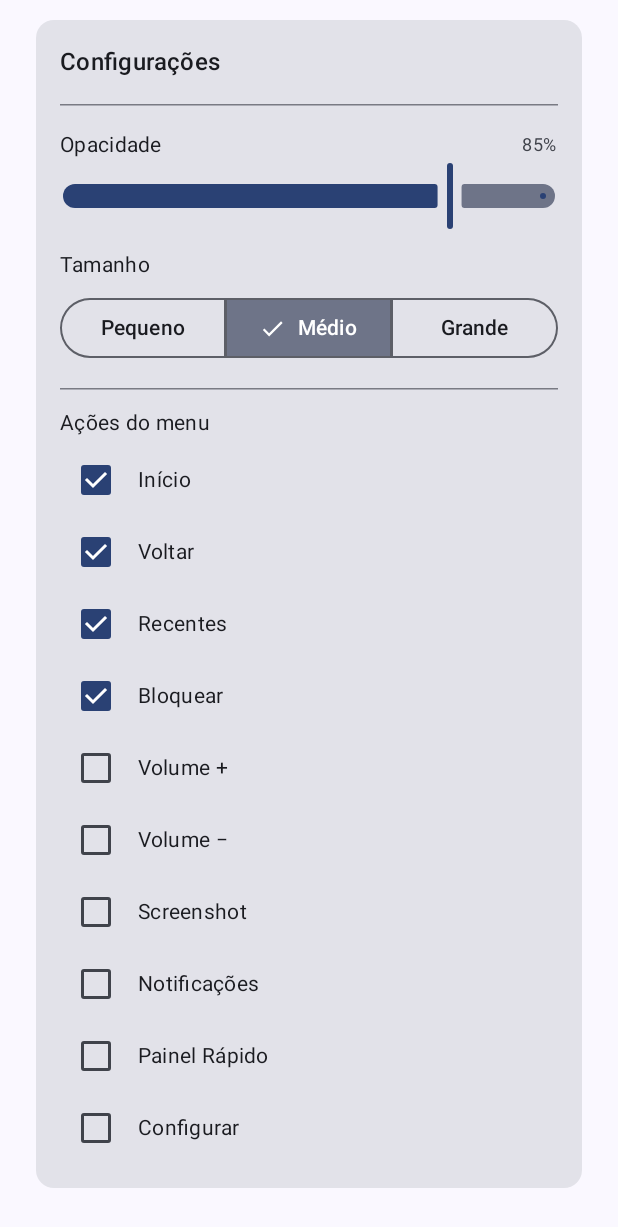
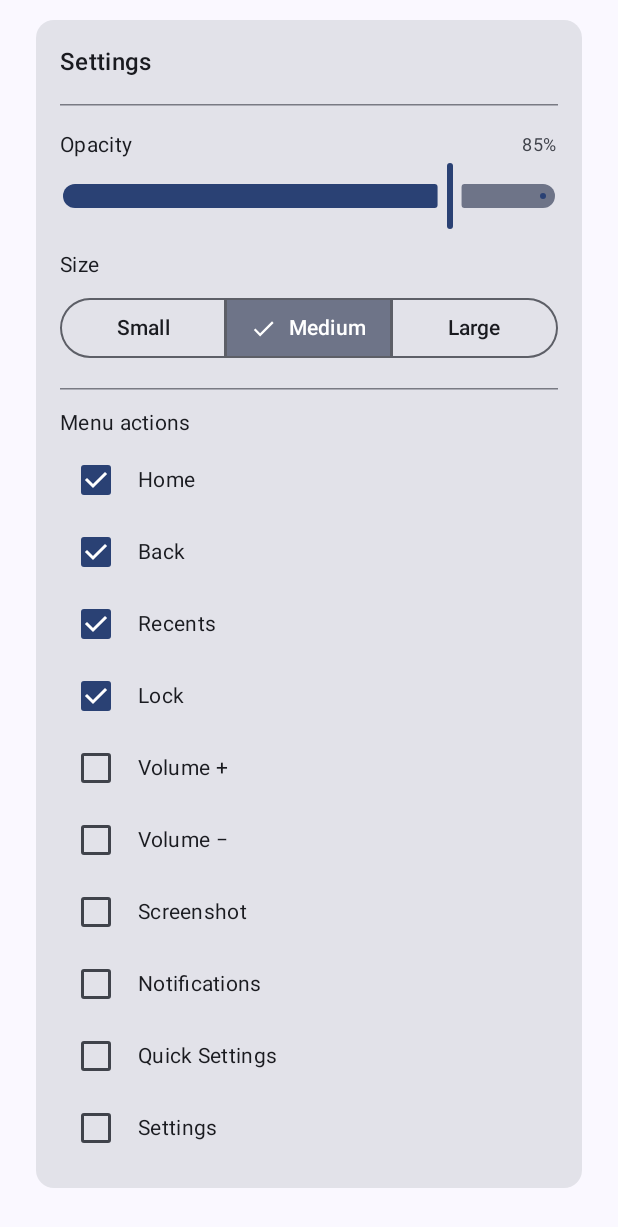
Before and after one commit to joaohouto/assistive, an Android app built with Jetpack Compose: the screen it shows after launch (MainActivity), scrolled down 350 dp, on a phone screen of 412 x 824 dp. Shown: the top 1227 px of the screen. Run offline under Robolectric (Android 15) with nearby library versions, the light colour scheme and no system bars.

Commit message:
feat: definir inglês como idioma padrão e adicionar suporte ao português (v1.4)

```diff
--- a/app/build.gradle.kts
+++ b/app/build.gradle.kts
@@ -44,8 +44,8 @@ android {
         applicationId = "com.joaohouto.assistivemenutool"
         minSdk = 24
         targetSdk = 36
-        versionCode = 4
-        versionName = "1.3"
+        versionCode = 5
+        versionName = "1.4"
 
         testInstrumentationRunner = "androidx.test.runner.AndroidJUnitRunner"
     }
--- a/app/src/main/java/com/joaohouto/assistivemenutool/MainActivity.kt
+++ b/app/src/main/java/com/joaohouto/assistivemenutool/MainActivity.kt
@@ -128,14 +128,9 @@ private fun MainScreen(
     if (showAccessibilityDisclosure) {
         AlertDialog(
             onDismissRequest = { showAccessibilityDisclosure = false },
-            title = { Text("Uso do Serviço de Acessibilidade") },
+            title = { Text(stringResource(R.string.accessibility_disclosure_title)) },
             text = {
-                Text(
-                    "O Assistive Menu Tool requer a API AccessibilityService exclusivamente para permitir que você execute ações globais do sistema (como ir para a tela Inicial, Voltar, abrir Apps Recentes, Bloquear Tela, Capturar Tela e Notificações) através do botão flutuante.\n\n" +
-                    "• O app NÃO monitora a sua tela.\n" +
-                    "• O app NÃO lê ou digita informações.\n" +
-                    "• O app NÃO coleta ou compartilha nenhum dado pessoal ou confidencial do usuário."
-                )
+                Text(stringResource(R.string.accessibility_disclosure_message))
             },
             confirmButton = {
                 TextButton(
@@ -144,12 +139,12 @@ private fun MainScreen(
                         openAccessibilitySettings()
                     }
                 ) {
-                    Text("Concordar e Continuar")
+                    Text(stringResource(R.string.action_agree_and_continue))
                 }
             },
             dismissButton = {
                 TextButton(onClick = { showAccessibilityDisclosure = false }) {
-                    Text("Cancelar")
+                    Text(stringResource(R.string.action_cancel))
                 }
             }
         )
@@ -166,10 +161,10 @@ private fun MainScreen(
         ) {
             Spacer(Modifier.height(32.dp))
 
-            Text("Assistive Menu Tool", style = MaterialTheme.typography.headlineMedium)
+            Text(stringResource(R.string.app_name), style = MaterialTheme.typography.headlineMedium)
             Spacer(Modifier.height(4.dp))
             Text(
-                "Botão flutuante de acessibilidade",
+                stringResource(R.string.app_subtitle),
                 style = MaterialTheme.typography.bodyMedium,
                 color = MaterialTheme.colorScheme.onSurfaceVariant
             )
@@ -178,13 +173,13 @@ private fun MainScreen(
 
             // ── Permissions ──────────────────────────────────────────────
             PermissionRow(
-                label = "Sobreposição de apps",
+                label = stringResource(R.string.permission_overlay),
                 granted = overlayGranted,
                 onRequest = requestOverlayPermission
             )
             Spacer(Modifier.height(8.dp))
             PermissionRow(
-                label = "Serviço de acessibilidade",
+                label = stringResource(R.string.permission_accessibility),
                 granted = accessibilityEnabled,
                 onRequest = { showAccessibilityDisclosure = true }
             )
@@ -201,13 +196,13 @@ private fun MainScreen(
                     horizontalArrangement = Arrangement.SpaceBetween
                 ) {
                     Column {
-                        Text("Assistive Menu Tool", style = MaterialTheme.typography.titleMedium)
+                        Text(stringResource(R.string.app_name), style = MaterialTheme.typography.titleMedium)
                         Spacer(Modifier.size(2.dp))
                         Text(
                             text = when {
-                                !allGranted    -> "Permissões necessárias"
-                                serviceRunning -> "Ativo"
-                                else           -> "Inativo"
+                                !allGranted    -> stringResource(R.string.status_permissions_required)
+                                serviceRunning -> stringResource(R.string.status_active)
+                                else           -> stringResource(R.string.status_inactive)
                             },
                             style = MaterialTheme.typography.bodySmall,
                             color = when {
@@ -245,7 +240,7 @@ private fun SettingsSection(settings: SettingsRepository) {
 
     Card(modifier = Modifier.fillMaxWidth()) {
         Column(modifier = Modifier.padding(16.dp)) {
-            Text("Configurações", style = MaterialTheme.typography.titleMedium)
+            Text(stringResource(R.string.title_settings), style = MaterialTheme.typography.titleMedium)
 
             Spacer(Modifier.height(16.dp))
             HorizontalDivider()
@@ -257,7 +252,7 @@ private fun SettingsSection(settings: SettingsRepository) {
                 horizontalArrangement = Arrangement.SpaceBetween,
                 verticalAlignment = Alignment.CenterVertically
             ) {
-                Text("Opacidade", style = MaterialTheme.typography.bodyMedium)
+                Text(stringResource(R.string.label_opacity), style = MaterialTheme.typography.bodyMedium)
                 Text(
                     "${(opacity * 100).toInt()}%",
                     style = MaterialTheme.typography.bodySmall,
@@ -275,7 +270,7 @@ private fun SettingsSection(settings: SettingsRepository) {
             Spacer(Modifier.height(12.dp))
 
             // Size
-            Text("Tamanho", style = MaterialTheme.typography.bodyMedium)
+            Text(stringResource(R.string.label_size), style = MaterialTheme.typography.bodyMedium)
             Spacer(Modifier.height(8.dp))
             SingleChoiceSegmentedButtonRow(modifier = Modifier.fillMaxWidth()) {
                 SettingsRepository.SIZE_OPTIONS.forEachIndexed { index, dp ->
@@ -290,7 +285,7 @@ private fun SettingsSection(settings: SettingsRepository) {
                         },
                         selected = sizeDp == dp
                     ) {
-                        Text(SettingsRepository.SIZE_LABELS[index])
+                        Text(stringResource(SettingsRepository.SIZE_LABEL_RES[index]))
                     }
                 }
             }
@@ -300,7 +295,7 @@ private fun SettingsSection(settings: SettingsRepository) {
             Spacer(Modifier.height(12.dp))
 
             // Actions
-            Text("Ações do menu", style = MaterialTheme.typography.bodyMedium)
+            Text(stringResource(R.string.label_menu_actions), style = MaterialTheme.typography.bodyMedium)
             Spacer(Modifier.height(4.dp))
 
             MenuAction.entries.forEach { action ->
@@ -326,7 +321,7 @@ private fun SettingsSection(settings: SettingsRepository) {
 
             AnimatedVisibility(visible = actions.isEmpty()) {
                 Text(
-                    "Selecione ao menos uma ação",
+                    stringResource(R.string.error_select_at_least_one_action),
                     style = MaterialTheme.typography.bodySmall,
                     color = MaterialTheme.colorScheme.error,
                     modifier = Modifier.padding(top = 4.dp)
@@ -378,7 +373,7 @@ private fun PermissionRow(label: String, granted: Boolean, onRequest: () -> Unit
                         horizontal = 12.dp, vertical = 0.dp
                     )
                 ) {
-                    Text("Ativar", style = MaterialTheme.typography.labelSmall)
+                    Text(stringResource(R.string.action_activate), style = MaterialTheme.typography.labelSmall)
                 }
             }
         }
--- a/app/src/main/java/com/joaohouto/assistivemenutool/SettingsRepository.kt
+++ b/app/src/main/java/com/joaohouto/assistivemenutool/SettingsRepository.kt
@@ -36,7 +36,11 @@ class SettingsRepository(context: Context) {
         const val DEFAULT_OPACITY  = 0.85f
         const val DEFAULT_SIZE_DP  = 56
         val SIZE_OPTIONS = listOf(48, 56, 68)               // dp values
-        val SIZE_LABELS  = listOf("Pequeno", "Médio", "Grande")
+        val SIZE_LABEL_RES = listOf(
+            R.string.size_small,
+            R.string.size_medium,
+            R.string.size_large
+        )
         val DEFAULT_ACTIONS = listOf(
             MenuAction.HOME, MenuAction.BACK,
             MenuAction.RECENTS, MenuAction.LOCK
--- a/app/src/main/res/values/strings.xml
+++ b/app/src/main/res/values/strings.xml
@@ -1,17 +1,41 @@
 <resources>
     <string name="app_name">Assistive Menu Tool</string>
+    <string name="app_subtitle">Floating accessibility button</string>
     <string name="notification_title">Assistive Menu Tool</string>
-    <string name="notification_text">Toque para acessar ações rápidas</string>
-    <string name="action_stop">Parar</string>
-    <string name="action_home">Início</string>
-    <string name="action_back">Voltar</string>
-    <string name="action_recents">Recentes</string>
-    <string name="action_lock">Bloquear</string>
+    <string name="notification_text">Tap to access quick actions</string>
+    <string name="action_stop">Stop</string>
+
+    <string name="action_home">Home</string>
+    <string name="action_back">Back</string>
+    <string name="action_recents">Recents</string>
+    <string name="action_lock">Lock</string>
     <string name="action_volume_up">Volume +</string>
     <string name="action_volume_down">Volume −</string>
     <string name="action_screenshot">Screenshot</string>
-    <string name="action_notifications">Notificações</string>
-    <string name="action_quick_settings">Painel Rápido</string>
-    <string name="action_open_app">Configurar</string>
-    <string name="accessibility_service_description">Permite ao Assistive Menu Tool executar ações como voltar, home, recentes e bloquear tela</string>
+    <string name="action_notifications">Notifications</string>
+    <string name="action_quick_settings">Quick Settings</string>
+    <string name="action_open_app">Settings</string>
+
+    <string name="permission_overlay">Display over other apps</string>
+    <string name="permission_accessibility">Accessibility service</string>
+    <string name="action_activate">Enable</string>
+    <string name="status_permissions_required">Permissions required</string>
+    <string name="status_active">Active</string>
+    <string name="status_inactive">Inactive</string>
+
+    <string name="title_settings">Settings</string>
+    <string name="label_opacity">Opacity</string>
+    <string name="label_size">Size</string>
+    <string name="size_small">Small</string>
+    <string name="size_medium">Medium</string>
+    <string name="size_large">Large</string>
+    <string name="label_menu_actions">Menu actions</string>
+    <string name="error_select_at_least_one_action">Select at least one action</string>
+
+    <string name="accessibility_disclosure_title">Accessibility Service Usage</string>
+    <string name="accessibility_disclosure_message">Assistive Menu Tool requires the AccessibilityService API exclusively to allow you to perform global system actions (such as Home, Back, Recent Apps, Lock Screen, Take Screenshot, and Notifications) via the floating button.\n\n• The app does NOT monitor your screen.\n• The app does NOT read or type information for you.\n• The app does NOT collect or share any personal or sensitive user data.</string>
+    <string name="action_agree_and_continue">Agree and Continue</string>
+    <string name="action_cancel">Cancel</string>
+
+    <string name="accessibility_service_description">Allows Assistive Menu Tool to perform actions like back, home, recents, and screen lock</string>
 </resources>
```
Also changed, not shown: 3 other files.
